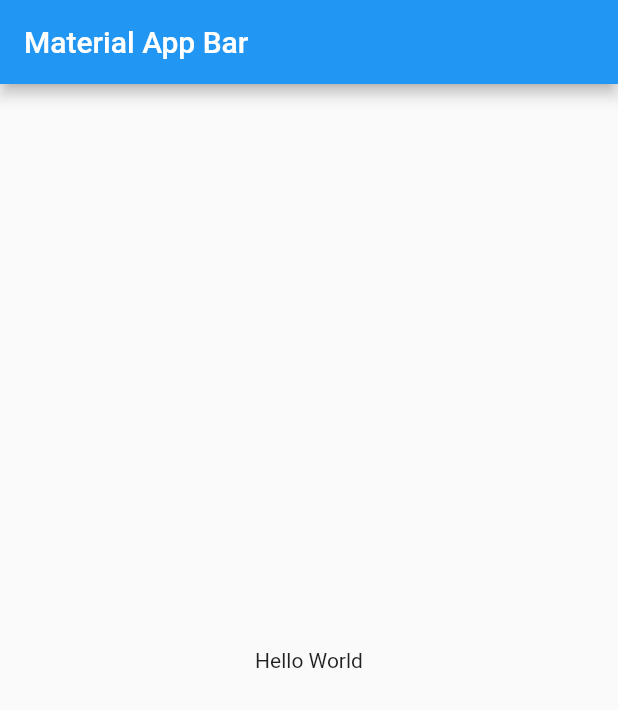
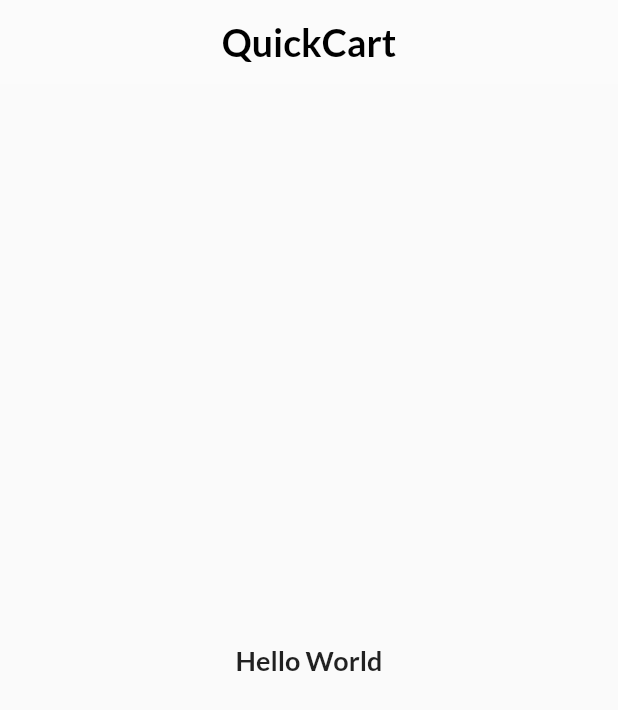
Before and after one commit to ramonyohannes/quickshop, a Flutter app: the screen it shows after launch, on a phone screen of 412 x 824 dp. Shown: the top 710 px of the screen. Run offline on Flutter 3.47's test engine with Material 2 defaults, Android fonts, the phone set to English and light mode, and no system bars.

Commit message:
feat: add theme data and fonts

```diff
--- a/lib/main.dart
+++ b/lib/main.dart
@@ -1,4 +1,6 @@
 import 'package:flutter/material.dart';
+
+import './screens/home_page.dart';
 
 void main() => runApp(const MyApp());
 
@@ -8,15 +10,50 @@ class MyApp extends StatelessWidget {
   @override
   Widget build(BuildContext context) {
     return MaterialApp(
-      title: 'Material App',
-      home: Scaffold(
-        appBar: AppBar(
-          title: const Text('Material App Bar'),
+      debugShowCheckedModeBanner: false,
+      theme: ThemeData(
+        primaryColor: Colors.purple,
+        primarySwatch: Colors.amber,
+        appBarTheme: const AppBarTheme(
+          centerTitle: true,
+          backgroundColor: Colors.white10,
+          elevation: 0,
+          titleTextStyle: TextStyle(
+            color: Colors.black,
+            fontSize: 25,
+            fontWeight: FontWeight.bold,
+            fontFamily: 'Lato',
+          ),
         ),
-        body: const Center(
-          child: Text('Hello World'),
+        textTheme: const TextTheme(
+          bodyLarge: TextStyle(
+            fontSize: 20,
+            fontFamily: 'Lato',
+            fontWeight: FontWeight.bold,
+          ),
+          bodyMedium: TextStyle(
+            fontSize: 18,
+            fontFamily: 'Lato',
+            fontWeight: FontWeight.bold,
+          ),
+          bodySmall: TextStyle(
+            fontSize: 16,
+            fontFamily: 'Lato',
+            fontWeight: FontWeight.bold,
+          ),
+          labelMedium: TextStyle(
+            fontSize: 18,
+            fontFamily: 'Lato',
+            fontWeight: FontWeight.bold,
+          ),
+        ),
+        iconTheme: const IconThemeData(
+          color: Colors.black,
+          size: 30,
         ),
       ),
+      title: 'QuickCart',
+      home: const HomePage(),
     );
   }
 }
--- /dev/null
+++ b/lib/screens/home_page.dart
@@ -0,0 +1,17 @@
+import 'package:flutter/material.dart';
+
+class HomePage extends StatelessWidget {
+  const HomePage({super.key});
+
+  @override
+  Widget build(BuildContext context) {
+    return Scaffold(
+      appBar: AppBar(
+        title: const Text('QuickCart'),
+      ),
+      body: const Center(
+        child: Text('Hello World'),
+      ),
+    );
+  }
+}
```
Also changed, not shown: pubspec.yaml (+9 -11 lines), lib/assets/fonts/Anton-Regular.ttf (added), lib/assets/fonts/Lato-Bold.ttf (added), lib/assets/fonts/Lato-Regular.ttf (added).
